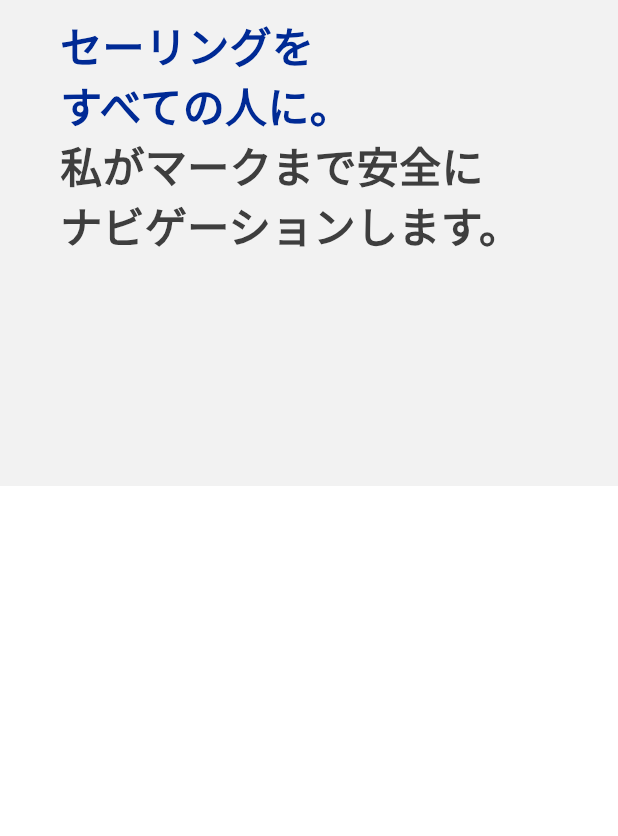
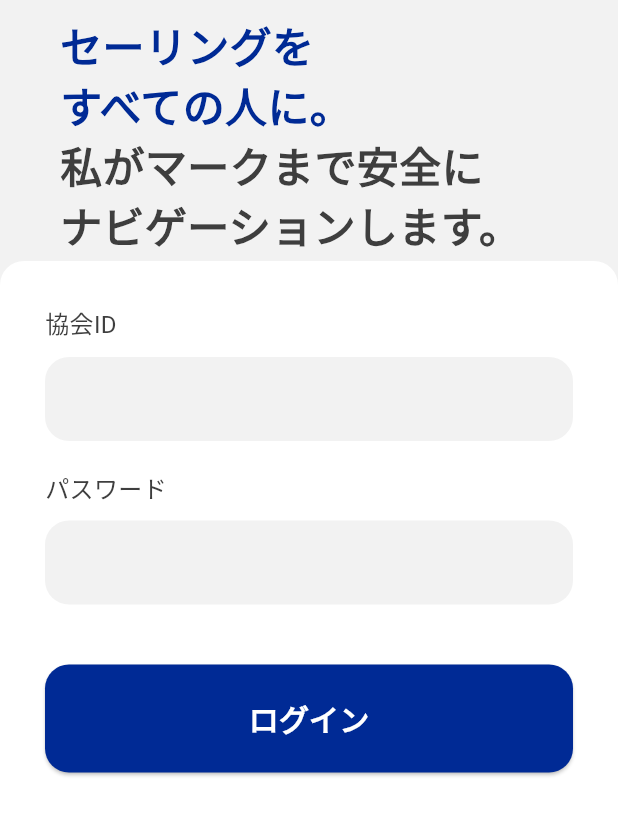
Before and after one commit to takara2314/bsam, a Flutter app: the screen it shows after launch, on a phone screen of 412 x 824 dp, the part 300-1136 px from its top. Run offline on Flutter 3.47's test engine with Material 3 defaults, Android fonts, the phone set to English and light mode, and no system bars; our stand-ins replace flutter_hooks, flutter_svg, go_router, hooks_riverpod, internet_connection_checker_plus, shared_preferences.

Commit message:
feat(login): 新規ログイン/再ログインでホームに行けるように

```diff
--- a/lib/main.dart
+++ b/lib/main.dart
@@ -12,6 +12,7 @@ const bodyHeadingSize = 20.0;
 const bodyTextColor = Color.fromARGB(255, 62, 62, 62);
 const primaryColor = Color.fromARGB(255, 0, 42, 149);
 const secondaryColor = Color.fromARGB(255, 79, 150, 255);
+const backgroundColor = Color.fromARGB(255, 242, 242, 242);
 
 void main() {
   runApp(
@@ -30,7 +31,7 @@ class App extends StatelessWidget {
       title: 'B-SAM',
       theme: ThemeData(
         colorScheme: ColorScheme.fromSeed(seedColor: Colors.lightBlue),
-        scaffoldBackgroundColor: const Color.fromARGB(255, 242, 242, 242),
+        scaffoldBackgroundColor: backgroundColor,
         useMaterial3: true,
       ),
       routerDelegate: router.routerDelegate,
--- a/lib/presentation/pages/login.dart
+++ b/lib/presentation/pages/login.dart
@@ -1,17 +1,73 @@
+import 'dart:async';
+import 'package:bsam/app/auth/auth.dart';
+import 'package:bsam/app/inapp_notification/inapp_notification.dart';
+import 'package:bsam/infrastructure/repository/token.dart';
 import 'package:bsam/main.dart';
+import 'package:bsam/presentation/widgets/button.dart';
 import 'package:bsam/presentation/widgets/icon.dart';
 import 'package:bsam/presentation/widgets/text.dart';
+import 'package:bsam/router.dart';
 import 'package:flutter/material.dart';
 import 'package:flutter_hooks/flutter_hooks.dart';
 import 'package:hooks_riverpod/hooks_riverpod.dart';
+import 'package:go_router/go_router.dart';
 
 class LoginPage extends HookConsumerWidget {
-  const LoginPage({super.key});
+  LoginPage({super.key});
+
+  final _formKey = GlobalKey<FormState>();
+  final _associationIdFieldController = TextEditingController();
+  final _passwordFieldController = TextEditingController();
 
   @override
   Widget build(BuildContext context, WidgetRef ref) {
-    final associationId = useState('');
-    final password = useState('');
+    final submitting = useState(false);
+
+    void submitForm() {
+      if (!_formKey.currentState!.validate()) {
+        return;
+      }
+
+      submitting.value = true;
+
+      showNotificationNormal(
+        context,
+        'ログインしています...\n20秒ほどかかることがあります...',
+        durationSec: 20
+      );
+
+      verifyPassword(
+        _associationIdFieldController.text,
+        _passwordFieldController.text
+      )
+        .then((res) {
+          // ログイン成功したら、トークンを保存してホームページに推移する
+          if (context.mounted) {
+            hideNotification(context);
+            saveToken(ref, res.token);
+            context.go(homePagePath);
+          }
+        })
+        .catchError((error) {
+          // タイムアウトしたなら、サーバーエラーと表示
+          if (error is TimeoutException) {
+            if (context.mounted) {
+              showNotificationWarning(
+                context,
+                'サーバーエラーが発生しました'
+              );
+            }
+          }
+          // タイムアウト以外のエラーは認証失敗とみなす
+          if (context.mounted) {
+            showNotificationError(
+              context,
+              'IDまたはパスワードが間違っています'
+            );
+          }
+          submitting.value = false;
+        });
+    }
 
     return Scaffold(
       body: Stack(
@@ -21,10 +77,42 @@ class LoginPage extends HookConsumerWidget {
           Align(
             alignment: Alignment.bottomCenter,
             child: Container(
-              color: Colors.white,
               width: double.infinity,
-              height: 300,
-            ),
+              height: 450,
+              decoration: const BoxDecoration(
+                  color: Colors.white,
+                borderRadius: BorderRadius.only(
+                  topLeft: Radius.circular(16),
+                  topRight: Radius.circular(16)
+                ),
+              ),
+              padding: const EdgeInsets.all(30),
+              child: Form(
+                key: _formKey,
+                child: Column(
+                  children: [
+                    InputField(
+                      '協会ID',
+                      enabled: !submitting.value,
+                      controller: _associationIdFieldController,
+                    ),
+                    InputField(
+                      'パスワード',
+                      obscured: true,
+                      enabled: !submitting.value,
+                      controller: _passwordFieldController,
+                    ),
+                    Container(
+                      margin: const EdgeInsets.only(top: 20),
+                      child: PrimaryButton(
+                        label: 'ログイン',
+                        onPressed: submitting.value ? null : submitForm,
+                      )
+                    )
+                  ]
+                )
+              )
+            )
           ),
         ],
       )
@@ -80,3 +168,57 @@ class Introduction extends StatelessWidget {
     );
   }
 }
+
+class InputField extends StatelessWidget {
+  final String label;
+  final bool obscured;
+  final bool enabled;
+  final TextEditingController controller;
+
+  const InputField(
+    this.label,
+    {
+      this.obscured = false,
+      required this.enabled,
+      required this.controller,
+      super.key
+    }
+  );
+
+  @override
+  Widget build(BuildContext context) {
+    return Container(
+      margin: const EdgeInsets.only(bottom: 20),
+      child: Column(
+        mainAxisAlignment: MainAxisAlignment.spaceBetween,
+        crossAxisAlignment: CrossAxisAlignment.start,
+        children: [
+          Padding(
+            padding: const EdgeInsets.only(bottom: 10),
+            child: NormalText(label)
+          ),
+          TextFormField(
+            controller: controller,
+            enabled: enabled,
+            obscureText: obscured,
+            decoration: const InputDecoration(
+              border: OutlineInputBorder(
+                borderRadius: BorderRadius.all(Radius.circular(16)),
+                borderSide: BorderSide.none
+              ),
+              filled: true,
+              fillColor: backgroundColor,
+            ),
+            autovalidateMode: AutovalidateMode.onUserInteraction,
+            validator: (value) {
+              if (value == null || value.isEmpty) {
+                return '$labelを入力してください';
+              }
+              return null;
+            },
+          )
+        ]
+      )
+    );
+  }
+}
--- a/lib/presentation/widgets/button.dart
+++ b/lib/presentation/widgets/button.dart
@@ -0,0 +1,38 @@
+import 'package:bsam/main.dart';
+import 'package:flutter/material.dart';
+
+class PrimaryButton extends StatelessWidget {
+  final String label;
+  final void Function()? onPressed;
+
+  const PrimaryButton({
+    required this.label,
+    this.onPressed,
+    super.key
+  });
+
+  @override
+  Widget build(BuildContext context) {
+    return SizedBox(
+      width: double.infinity,
+      height: 72,
+      child: ElevatedButton(
+        onPressed: onPressed,
+        style: ElevatedButton.styleFrom(
+          backgroundColor: primaryColor,
+          shape: RoundedRectangleBorder(
+            borderRadius: BorderRadius.circular(16),
+          ),
+        ),
+        child: Text(
+          label,
+          style: const TextStyle(
+            color: Colors.white,
+            fontSize: 20,
+            fontWeight: FontWeight.bold
+          ),
+        ),
+      ),
+    );
+  }
+}
--- a/lib/router.dart
+++ b/lib/router.dart
@@ -18,7 +18,7 @@ final GoRouter router = GoRouter(
     ),
     GoRoute(
       path: loginPagePath,
-      builder: (context, state) => const LoginPage(),
+      builder: (context, state) => LoginPage(),
     ),
     GoRoute(
       path: homePagePath,
```
Also changed, not shown: lib/app/inapp_notification/inapp_notification.dart (added, +74 -0 lines), lib/infrastructure/repository/token.dart (added, +24 -0 lines), lib/presentation/pages/auth.dart (+5 -7 lines), 1 other file.
